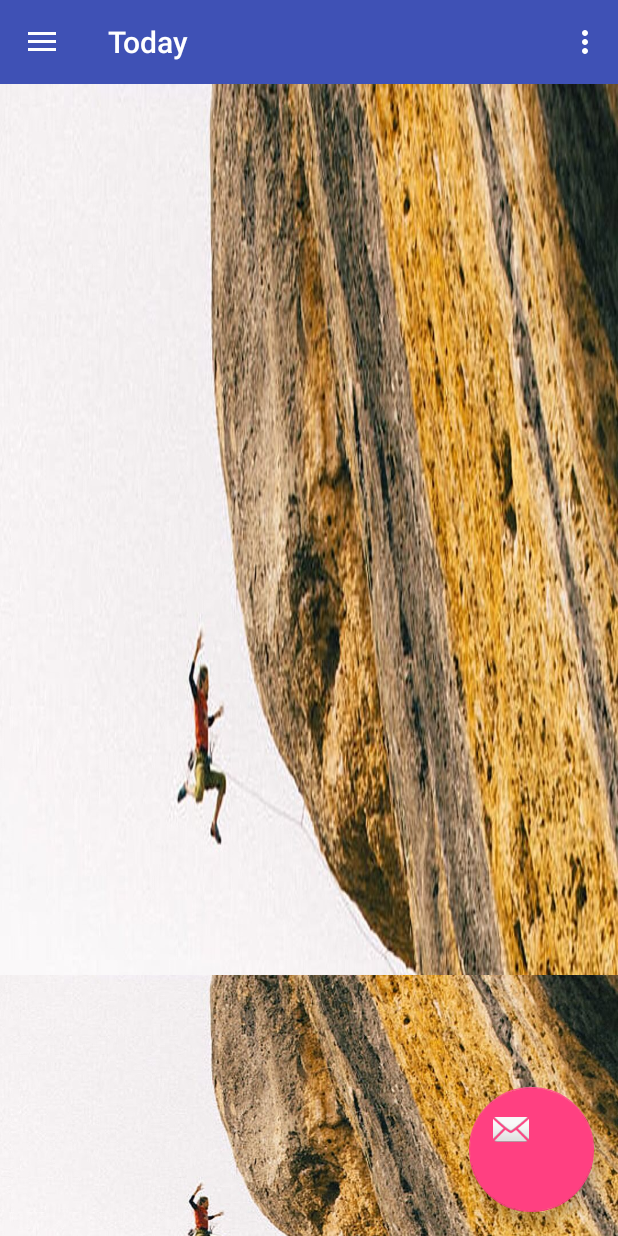
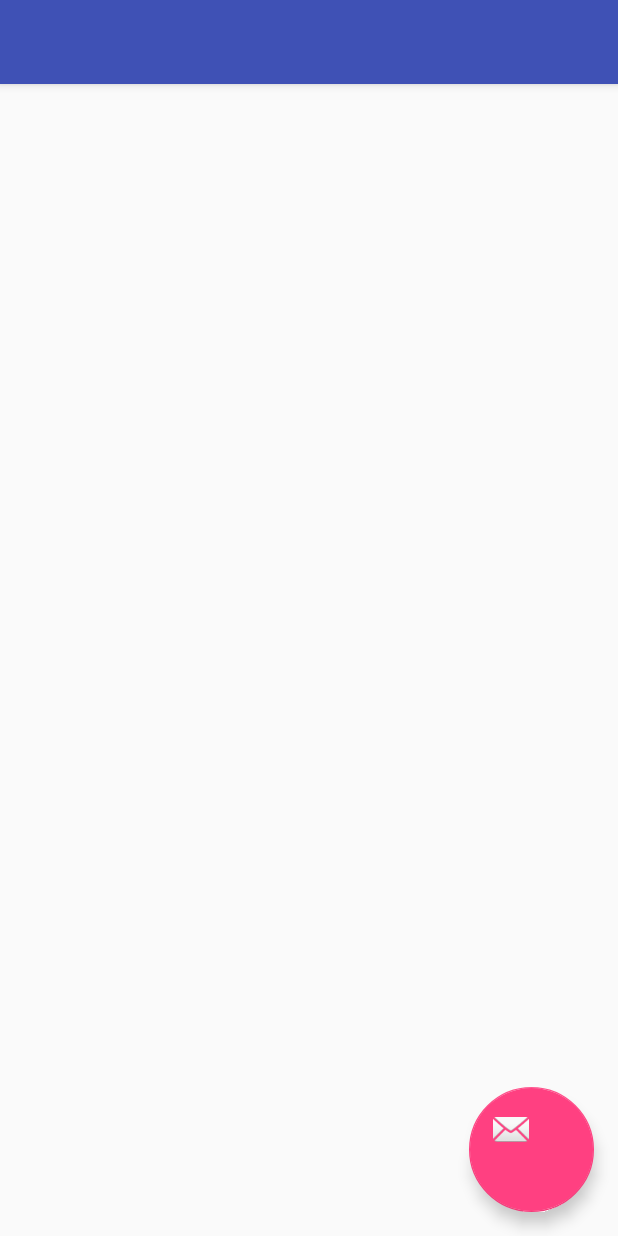
Before and after one commit to samhuyi/Todaydb, an Android app: the MainActivity screen opened directly, with no data from a screen before it, on a phone screen of 412 x 824 dp. Run offline under Robolectric (Android 15) with nearby library versions, the phone set to English and light mode, and no system bars.

Commit message:
2017-9-6  15:31

```diff
--- a/app/src/main/java/com/example/administrator/today/MainActivity.java
+++ b/app/src/main/java/com/example/administrator/today/MainActivity.java
@@ -13,89 +13,88 @@ import android.support.v7.widget.Toolbar;
 import android.view.Menu;
 import android.view.MenuItem;
 
-public class MainActivity extends AppCompatActivity
-        implements NavigationView.OnNavigationItemSelectedListener {
+public class MainActivity extends AppCompatActivity {
 
     @Override
     protected void onCreate(Bundle savedInstanceState) {
         super.onCreate(savedInstanceState);
         setContentView(R.layout.activity_main);
-        Toolbar toolbar = (Toolbar) findViewById(R.id.toolbar);
-        setSupportActionBar(toolbar);
-
-        FloatingActionButton fab = (FloatingActionButton) findViewById(R.id.fab);
-        fab.setOnClickListener(new View.OnClickListener() {
-            @Override
-            public void onClick(View view) {
-                Snackbar.make(view, "Replace with your own action", Snackbar.LENGTH_LONG)
-                        .setAction("Action", null).show();
-            }
-        });
-
-        DrawerLayout drawer = (DrawerLayout) findViewById(R.id.drawer_layout);
-        ActionBarDrawerToggle toggle = new ActionBarDrawerToggle(
-                this, drawer, toolbar, R.string.navigation_drawer_open, R.string.navigation_drawer_close);
-        drawer.setDrawerListener(toggle);
-        toggle.syncState();
-
-        NavigationView navigationView = (NavigationView) findViewById(R.id.nav_view);
-        navigationView.setNavigationItemSelectedListener(this);
+//        Toolbar toolbar = (Toolbar) findViewById(R.id.toolbar);
+//        setSupportActionBar(toolbar);
+//
+//        FloatingActionButton fab = (FloatingActionButton) findViewById(R.id.fab);
+//        fab.setOnClickListener(new View.OnClickListener() {
+//            @Override
+//            public void onClick(View view) {
+//                Snackbar.make(view, "Replace with your own action", Snackbar.LENGTH_LONG)
+//                        .setAction("Action", null).show();
+//            }
+//        });
+//
+//        DrawerLayout drawer = (DrawerLayout) findViewById(R.id.drawer_layout);
+//        ActionBarDrawerToggle toggle = new ActionBarDrawerToggle(
+//                this, drawer, toolbar, R.string.navigation_drawer_open, R.string.navigation_drawer_close);
+//        drawer.setDrawerListener(toggle);
+//        toggle.syncState();
+//
+//        NavigationView navigationView = (NavigationView) findViewById(R.id.nav_view);
+//        navigationView.setNavigationItemSelectedListener(this);
     }
 
-    @Override
-    public void onBackPressed() {
-        DrawerLayout drawer = (DrawerLayout) findViewById(R.id.drawer_layout);
-        if (drawer.isDrawerOpen(GravityCompat.START)) {
-            drawer.closeDrawer(GravityCompat.START);
-        } else {
-            super.onBackPressed();
-        }
-    }
-
-    @Override
-    public boolean onCreateOptionsMenu(Menu menu) {
-        // Inflate the menu; this adds items to the action bar if it is present.
-        getMenuInflater().inflate(R.menu.main, menu);
-        return true;
-    }
-
-    @Override
-    public boolean onOptionsItemSelected(MenuItem item) {
-        // Handle action bar item clicks here. The action bar will
-        // automatically handle clicks on the Home/Up button, so long
-        // as you specify a parent activity in AndroidManifest.xml.
-        int id = item.getItemId();
-
-        //noinspection SimplifiableIfStatement
-        if (id == R.id.action_settings) {
-            return true;
-        }
-
-        return super.onOptionsItemSelected(item);
-    }
-
-    @SuppressWarnings("StatementWithEmptyBody")
-    @Override
-    public boolean onNavigationItemSelected(MenuItem item) {
-        // Handle navigation view item clicks here.
-        int id = item.getItemId();
-
-        if (id == R.id.nav_person) {
-            // Handle the camera action
-        } else if (id == R.id.nav_add) {
-
-        } else if (id == R.id.nav_all) {
-
-        } else if (id == R.id.nav_edit) {
-
-        } else if (id == R.id.nav_share) {
-
-        } else if (id == R.id.nav_send) {
-
-        }
-
-        DrawerLayout drawer = (DrawerLayout) findViewById(R.id.drawer_layout);
-        drawer.closeDrawer(GravityCompat.START);
-        return true;
-    }
+//    @Override
+//    public void onBackPressed() {
+//        DrawerLayout drawer = (DrawerLayout) findViewById(R.id.drawer_layout);
+//        if (drawer.isDrawerOpen(GravityCompat.START)) {
+//            drawer.closeDrawer(GravityCompat.START);
+//        } else {
+//            super.onBackPressed();
+//        }
+//    }
+//
+//    @Override
+//    public boolean onCreateOptionsMenu(Menu menu) {
+//        // Inflate the menu; this adds items to the action bar if it is present.
+//        getMenuInflater().inflate(R.menu.main, menu);
+//        return true;
+//    }
+//
+//    @Override
+//    public boolean onOptionsItemSelected(MenuItem item) {
+//        // Handle action bar item clicks here. The action bar will
+//        // automatically handle clicks on the Home/Up button, so long
+//        // as you specify a parent activity in AndroidManifest.xml.
+//        int id = item.getItemId();
+//
+//        //noinspection SimplifiableIfStatement
+//        if (id == R.id.action_settings) {
+//            return true;
+//        }
+//
+//        return super.onOptionsItemSelected(item);
+//    }
+//
+//    @SuppressWarnings("StatementWithEmptyBody")
+//    @Override
+//    public boolean onNavigationItemSelected(MenuItem item) {
+//        // Handle navigation view item clicks here.
+//        int id = item.getItemId();
+//
+//        if (id == R.id.nav_person) {
+//            // Handle the camera action
+//        } else if (id == R.id.nav_add) {
+//
+//        } else if (id == R.id.nav_all) {
+//
+//        } else if (id == R.id.nav_edit) {
+//
+//        } else if (id == R.id.nav_share) {
+//
+//        } else if (id == R.id.nav_send) {
+//
+//        }
+//
+//        DrawerLayout drawer = (DrawerLayout) findViewById(R.id.drawer_layout);
+//        drawer.closeDrawer(GravityCompat.START);
+//        return true;
+//    }
 }
--- a/app/src/main/res/layout/app_bar_main.xml
+++ b/app/src/main/res/layout/app_bar_main.xml
@@ -20,7 +20,9 @@
 
         <include
             layout="@layout/content_main"
-            android:layout_weight="1" />
+            android:layout_weight="1"
+            android:layout_height="wrap_content"
+            android:layout_width="wrap_content"/>
 
     </android.support.design.widget.AppBarLayout>
 
--- a/app/src/main/res/layout/content_main.xml
+++ b/app/src/main/res/layout/content_main.xml
@@ -9,11 +9,4 @@
     tools:showIn="@layout/app_bar_main"
     android:background="@drawable/nav_side">
 
-    <ImageView
-        android:id="@+id/imageView"
-        android:layout_width="wrap_content"
-        android:layout_height="wrap_content"
-        app:srcCompat="@drawable/nav_side"
-        tools:layout_editor_absoluteX="8dp"
-        tools:layout_editor_absoluteY="8dp" />
 </android.support.constraint.ConstraintLayout>
```
Also changed, not shown: app/src/main/AndroidManifest.xml (+17 -1 lines).
